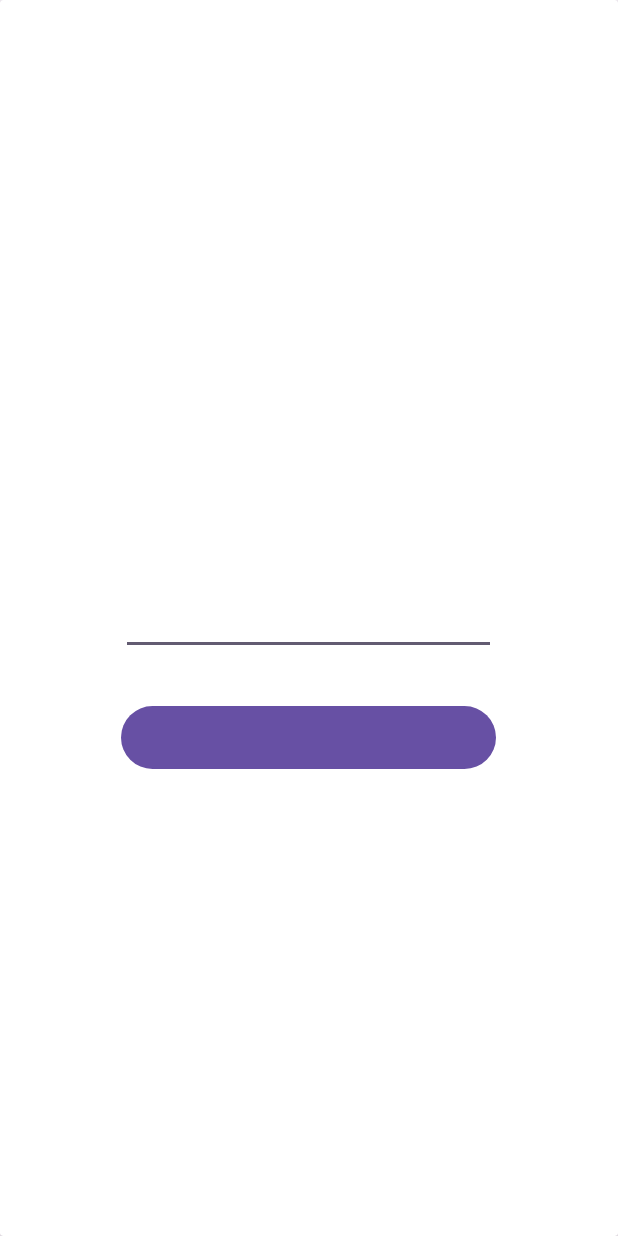
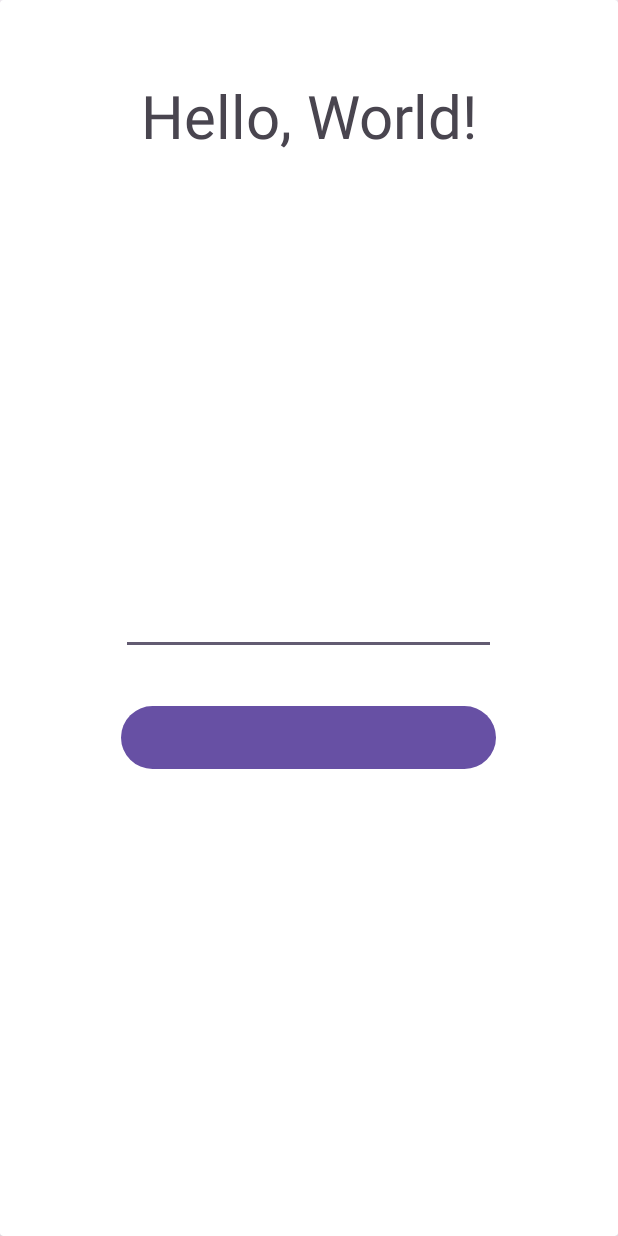
Before and after one commit to zemerovaanna/zd6_TestsZemerova, an Android app: the screen it shows after launch (MainActivity), on a phone screen of 412 x 824 dp. Run offline under Robolectric (Android 15) with nearby library versions, the phone set to English and light mode, and no system bars.

Commit message:
Update activity_main.xml

```diff
--- a/app/src/main/res/layout/activity_main.xml
+++ b/app/src/main/res/layout/activity_main.xml
@@ -6,6 +6,15 @@
     android:layout_height="match_parent"
     android:orientation="vertical"
     tools:context=".MainActivity">
+
+    <TextView
+        android:id="@+id/textView"
+        android:layout_width="match_parent"
+        android:layout_height="wrap_content"
+        android:text="Hello, World!"
+        android:textSize="40dp"
+        android:textAlignment="center"
+        android:layout_marginTop="50dp" />
 
     <EditText
         android:id="@+id/editText"
```
